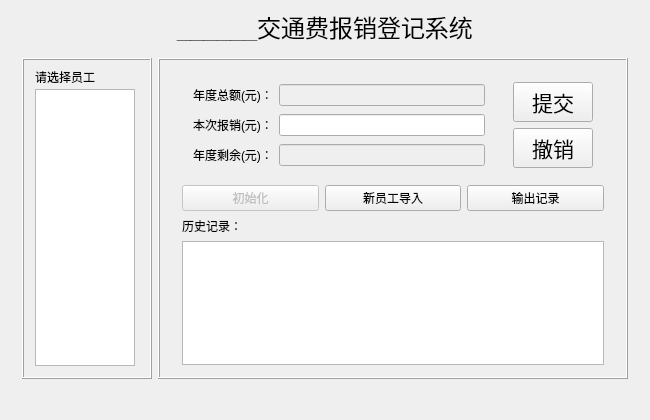
Above: Qt projects/Accountbook/mainwindow.ui from chenomg/AccountBook before the change. Below: the same form after it.
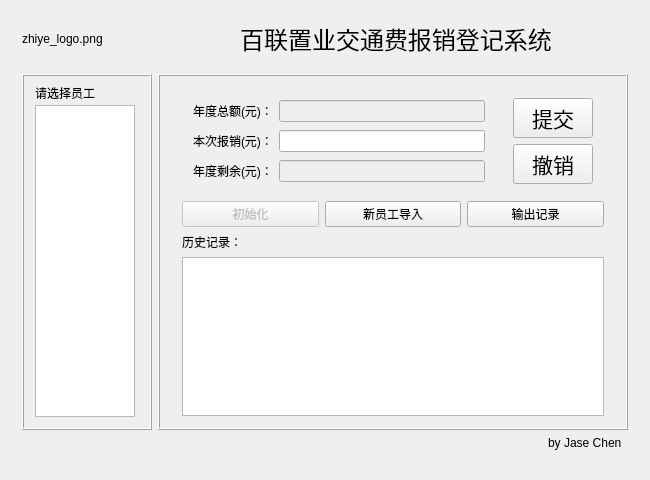
That is the form after the change.

Commit message: 1.增加程序内logo和运行时icon 2.暂时注释掉日志模块

Patch:
```diff
--- a/Qt projects/Accountbook/mainwindow.ui
+++ b/Qt projects/Accountbook/mainwindow.ui
@@ -7,7 +7,7 @@
     <x>0</x>
     <y>0</y>
     <width>650</width>
-    <height>420</height>
+    <height>480</height>
    </rect>
   </property>
   <property name="sizePolicy">
@@ -19,18 +19,21 @@
   <property name="minimumSize">
    <size>
     <width>650</width>
-    <height>420</height>
+    <height>480</height>
    </size>
   </property>
   <property name="maximumSize">
    <size>
     <width>650</width>
-    <height>420</height>
+    <height>480</height>
    </size>
   </property>
   <property name="windowTitle">
    <string>AccountBook</string>
   </property>
+  <property name="dockNestingEnabled">
+   <bool>true</bool>
+  </property>
   <widget class="QWidget" name="centralWidget">
    <layout class="QVBoxLayout" name="verticalLayout">
     <item>
@@ -38,13 +41,13 @@
       <property name="minimumSize">
        <size>
         <width>0</width>
-        <height>30</height>
+        <height>46</height>
        </size>
       </property>
       <property name="maximumSize">
        <size>
         <width>16777215</width>
-        <height>30</height>
+        <height>46</height>
        </size>
       </property>
       <property name="autoFillBackground">
@@ -60,12 +63,34 @@
        <number>0</number>
       </property>
       <layout class="QHBoxLayout" name="horizontalLayout_4">
+       <property name="spacing">
+        <number>0</number>
+       </property>
        <property name="topMargin">
-        <number>0</number>
+        <number>9</number>
        </property>
        <property name="bottomMargin">
         <number>0</number>
        </property>
+       <item>
+        <widget class="QLabel" name="logo_label">
+         <property name="minimumSize">
+          <size>
+           <width>0</width>
+           <height>0</height>
+          </size>
+         </property>
+         <property name="maximumSize">
+          <size>
+           <width>142</width>
+           <height>16777215</height>
+          </size>
+         </property>
+         <property name="text">
+          <string>zhiye_logo.png</string>
+         </property>
+        </widget>
+       </item>
        <item>
         <widget class="QLabel" name="ltitle_label">
          <property name="sizePolicy">
@@ -83,7 +108,7 @@
           <bool>false</bool>
          </property>
          <property name="text">
-          <string>______交通费报销登记系统</string>
+          <string>百联置业交通费报销登记系统</string>
          </property>
          <property name="scaledContents">
           <bool>false</bool>
@@ -111,6 +136,9 @@
        <number>0</number>
       </property>
       <layout class="QHBoxLayout" name="horizontalLayout_2">
+       <property name="bottomMargin">
+        <number>0</number>
+       </property>
        <item>
         <widget class="QFrame" name="name_frame">
          <property name="maximumSize">
@@ -402,6 +430,43 @@
       </layout>
      </widget>
     </item>
+    <item>
+     <widget class="QFrame" name="frame">
+      <property name="frameShape">
+       <enum>QFrame::NoFrame</enum>
+      </property>
+      <property name="frameShadow">
+       <enum>QFrame::Plain</enum>
+      </property>
+      <layout class="QHBoxLayout" name="horizontalLayout_5">
+       <property name="topMargin">
+        <number>0</number>
+       </property>
+       <property name="bottomMargin">
+        <number>0</number>
+       </property>
+       <item>
+        <widget class="QLabel" name="author_label">
+         <property name="maximumSize">
+          <size>
+           <width>166666</width>
+           <height>16777215</height>
+          </size>
+         </property>
+         <property name="layoutDirection">
+          <enum>Qt::LeftToRight</enum>
+         </property>
+         <property name="text">
+          <string>by Jase Chen  </string>
+         </property>
+         <property name="alignment">
+          <set>Qt::AlignRight|Qt::AlignTrailing|Qt::AlignVCenter</set>
+         </property>
+        </widget>
+       </item>
+      </layout>
+     </widget>
+    </item>
    </layout>
   </widget>
   <widget class="QToolBar" name="mainToolBar">
```
The commit also changes 14 other files.
